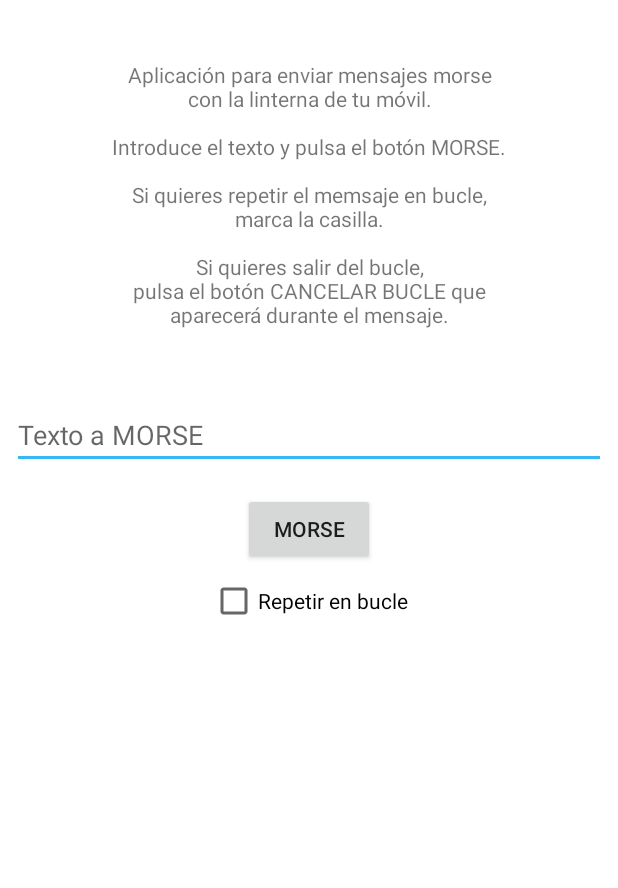
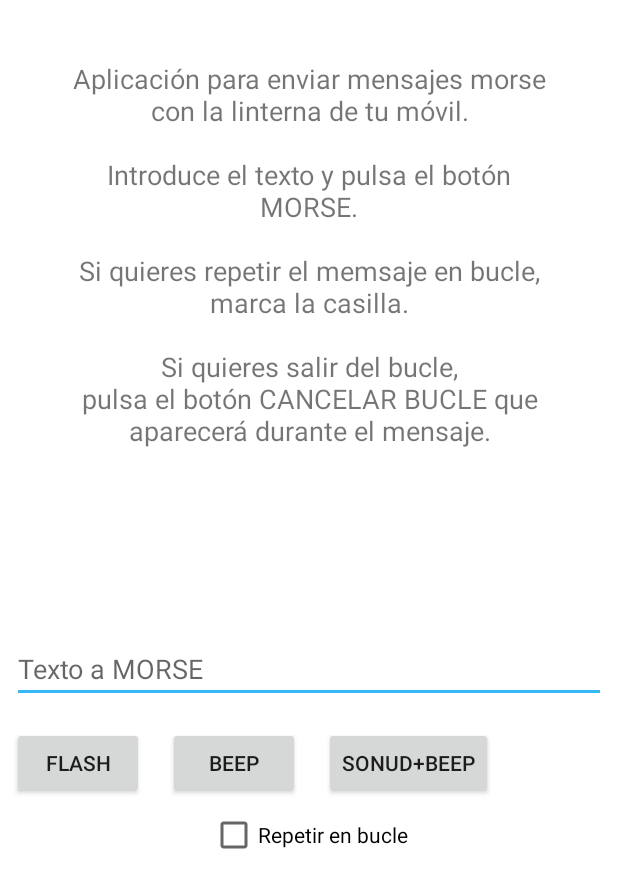
Before and after one commit to datecasp/Morse-for-Android, an Android app: the screen it shows after launch (MainActivity), on a phone screen of 412 x 824 dp. Shown: the top 888 px of the screen. Run offline under Robolectric (Android 15) with nearby library versions, the phone set to English and light mode, and no system bars.

Commit message:
Massive changes. Added Beep and Flash+Light funcionality. Lay out changes. Bigger font size.

```diff
--- a/app/src/main/res/layout/activity_main.xml
+++ b/app/src/main/res/layout/activity_main.xml
@@ -8,10 +8,10 @@
     <TextView
             android:id="@+id/txtInfo"
             android:layout_width="match_parent"
-        android:layout_height="wrap_content"
+            android:layout_height="335dp"
             android:layout_margin="40dp"
             android:text="@string/txtInfo"
-        android:textAlignment="center" />
+            android:textAlignment="center" android:textSize="18sp"/>
 
 
     <EditText
@@ -22,17 +22,38 @@
         android:inputType="text"
         android:hint="@string/txtMorse"
          />
+    <LinearLayout android:layout_width="match_parent" android:layout_height="wrap_content" android:orientation="horizontal">
 
         <Button
-        android:id="@+id/btnEncender"
+            android:id="@+id/btnEncenderL"
             android:layout_width="wrap_content"
             android:layout_height="wrap_content"
             android:layout_margin="8dp"
             android:layout_gravity="center"
-        android:onClick="btnEncenderClick"
-        android:text="@string/btnMorse"
+            android:onClick="btnEncenderLClick"
+            android:text="@string/btnMorseL"
             />
 
+        <Button
+                android:id="@+id/btnEncenderS"
+                android:layout_width="wrap_content"
+                android:layout_height="wrap_content"
+                android:layout_margin="8dp"
+                android:layout_gravity="center"
+                android:onClick="btnEncenderSClick"
+                android:text="@string/btnMorseS"
+        />
+
+        <Button
+                android:id="@+id/btnEncenderLandS"
+                android:layout_width="wrap_content"
+                android:layout_height="wrap_content"
+                android:layout_margin="8dp"
+                android:layout_gravity="center"
+                android:onClick="btnEncenderLandSClick"
+                android:text="@string/btnMorseLandS"
+        />
+    </LinearLayout>
     <CheckBox
         android:id="@+id/chkBucle"
         android:layout_width="wrap_content"
--- a/app/src/main/res/values/strings.xml
+++ b/app/src/main/res/values/strings.xml
@@ -1,6 +1,8 @@
 <resources>
     <string name="app_name">Morse Light</string>
-    <string name="btnMorse">Morse</string>
+    <string name="btnMorseL">Flash</string>
+    <string name="btnMorseS">Beep</string>
+    <string name="btnMorseLandS">Sonud+Beep</string>
     <string name="txtInfo">Aplicación para enviar mensajes morse\ncon la linterna de tu móvil.\n\nIntroduce el texto y pulsa el botón MORSE.\n\nSi quieres repetir el memsaje en bucle,\nmarca la casilla.\n\nSi quieres salir del bucle,\npulsa el botón CANCELAR BUCLE que\naparecerá durante el mensaje.</string>
     <string name="txtMorse">Texto a MORSE</string>
     <string name="chkBucle">Repetir en bucle</string>
```
Also changed, not shown: app/src/main/java/com/example/morseforandroid/MainActivity.java (+28 -4 lines). Lines whose indentation alone changed are shown as unchanged.
